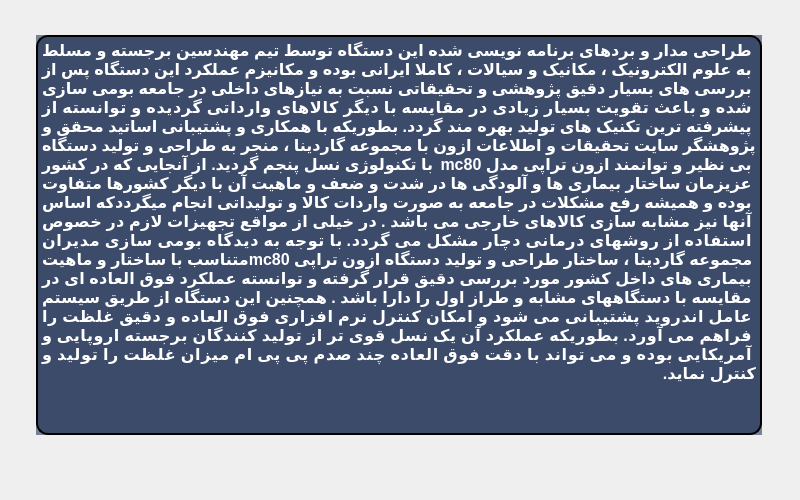
mohsencyber/gardinaUI, file frameabout.ui: the form before one commit.
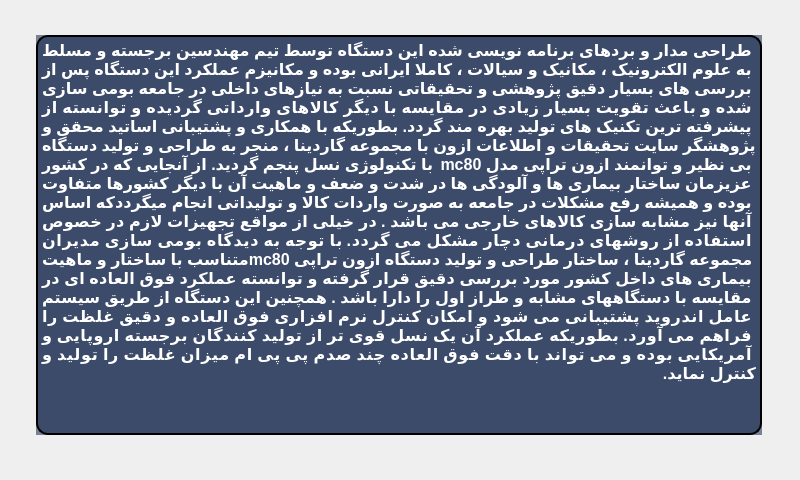
The form after the commit. Icons and pictures are not drawn.

Patch:
```diff
--- a/frameabout.ui
+++ b/frameabout.ui
@@ -7,7 +7,7 @@
     <x>0</x>
     <y>0</y>
     <width>800</width>
-    <height>500</height>
+    <height>480</height>
    </rect>
   </property>
   <property name="windowTitle">
```
